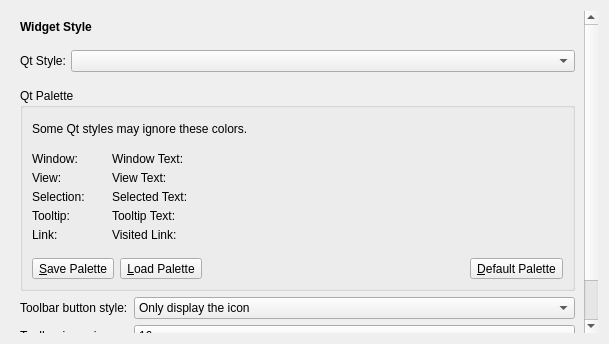
lxqt/lxqt-config, file lxqt-config-appearance/styleconfig.ui: the form before one commit.
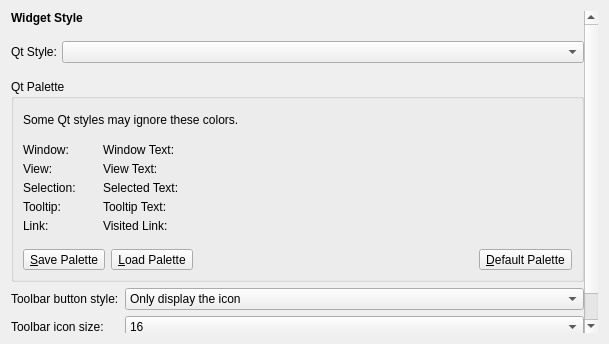
The form after the commit. Custom widgets are drawn as their Qt base class.

Commit message: lxqt-config-appearance: Remove double margins for scrollarea pages (#1167)

```diff
--- a/lxqt-config-appearance/styleconfig.ui
+++ b/lxqt-config-appearance/styleconfig.ui
@@ -21,6 +21,18 @@
      </property>
      <widget class="QWidget" name="scrollAreaWidgetContents">
       <layout class="QFormLayout" name="formLayout">
+       <property name="leftMargin">
+        <number>0</number>
+       </property>
+       <property name="topMargin">
+        <number>0</number>
+       </property>
+       <property name="rightMargin">
+        <number>0</number>
+       </property>
+       <property name="bottomMargin">
+        <number>0</number>
+       </property>
        <item row="0" column="0">
         <widget class="QLabel" name="label">
          <property name="font">
```
The commit also changes 1 other file.
